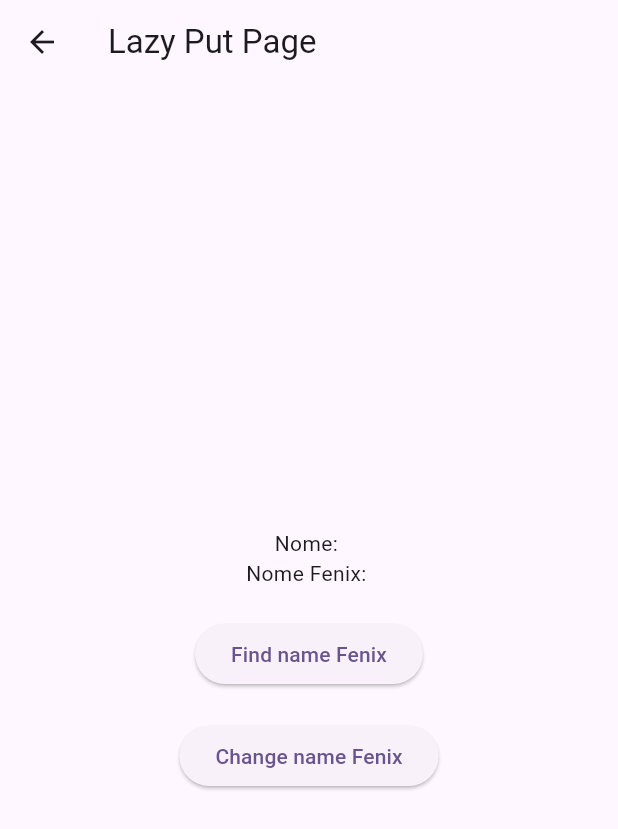
After one commit to gilvancosta/getX-dependency_injection, a Flutter app: the MethodsPage screen opened by its route, after a tap on "Lazy Put Page", on a phone screen of 412 x 824 dp. The commit adds this screen. Shown: the top 829 px of the screen. Run offline on Flutter 3.47's test engine with Material 2 defaults, Android fonts, the phone set to English and light mode, and no system bars; our stand-ins replace get.

Commit message:
Lazy put

```diff
--- a/lib/app/app.dart
+++ b/lib/app/app.dart
@@ -1,6 +1,9 @@
 import 'package:flutter/material.dart';
 import 'package:get/get.dart';
 
+import 'ui/page/404/methods/lazyput/lazy_put_page.dart';
+import 'ui/page/404/methods/methods_page.dart';
+import 'ui/page/404/methods/put/put_page.dart';
 import 'ui/page/404/page_404.dart';
 import 'ui/page/home/home_page.dart';
 import 'ui/page/basico/basico_page.dart';
@@ -20,8 +23,22 @@ class MyApp extends StatelessWidget {
       initialRoute: '/home',
       getPages: [
         GetPage(name: '/home', page: () => const HomePage()),
+        GetPage(name: '/404', page: () => const Page404()),
         GetPage(name: '/basico', page: () => BasicoPage()),
-        GetPage(name: '/404', page: () => const Page404()),
+        GetPage(
+          name: '/methods',
+          page: () => const MethodsPage(),
+          children: [
+            GetPage(
+              name: '/put',
+              page: () => const PutPage(),
+            ),
+            GetPage(
+              name: '/lazyput',
+              page: () => LazyPutPage(),
+            ),
+          ],
+        ),
       ],
       unknownRoute: GetPage(name: '/404', page: () => const Page404()),
     );
--- /dev/null
+++ b/lib/app/ui/page/404/methods/lazyput/controller/lazy_put_controller.dart
@@ -0,0 +1,10 @@
+
+// ignore_for_file: avoid_print
+
+class LazyPutController {
+  String nome = 'LazyPutController';
+
+  LazyPutController() {
+    print('LazyPutController for Incialized');
+  }
+}
--- /dev/null
+++ b/lib/app/ui/page/404/methods/lazyput/controller/lazy_put_fenix_controller.dart
@@ -0,0 +1,9 @@
+// ignore_for_file: avoid_print
+
+class LazyPutFenixController {
+  String nome = 'Felix da Cinzas';
+
+  LazyPutFenixController() {
+    print('LazyPutFenixController');
+  }
+}
--- /dev/null
+++ b/lib/app/ui/page/404/methods/lazyput/lazy_put_page.dart
@@ -0,0 +1,65 @@
+import 'package:dependencias_getx/app/ui/page/404/methods/lazyput/controller/lazy_put_fenix_controller.dart';
+import 'package:flutter/material.dart';
+import 'package:get/get.dart';
+
+import 'controller/lazy_put_controller.dart';
+
+class LazyPutPage extends StatefulWidget {
+  LazyPutPage({super.key}) {
+
+
+    Get.lazyPut(() => LazyPutController());
+/// Mata a instância do controller quando a página é fechada
+/// porém matem ele mantém a factory ativa dentro do Get fazendo com que
+/// tenha a possibilidade de acessa-la de qualquer lugar ra sempre dentro do Get
+    Get.lazyPut(() => LazyPutFenixController(), fenix: true);
+/// Mantém a instância dentro do Get, sendo assim quando você pedir a classe
+/// ele retornar a mesma instãncia anterior
+///
+
+  }
+
+  @override
+  State<LazyPutPage> createState() => _LazyPutPageState();
+}
+
+class _LazyPutPageState extends State<LazyPutPage> {
+  String nome = '';
+  String nomeFenix = '';
+  @override
+  Widget build(BuildContext context) {
+    return Scaffold(
+      appBar: AppBar(
+        title: const Text('Lazy Put Page'),
+      ),
+      body: Center(
+        child: Column(
+          mainAxisAlignment: MainAxisAlignment.center,
+          children: [
+            Text('Nome: $nome'),
+            Text('Nome Fenix: $nomeFenix'),
+            const SizedBox(height: 20),
+            ElevatedButton(
+              onPressed: () {
+                final controller = Get.find<LazyPutFenixController>();
+                nomeFenix = controller.nome;
+                setState(() {});
+              },
+              child: const Text('Find name Fenix'),
+            ),
+            const SizedBox(height: 20),
+            ElevatedButton(
+              onPressed: () {
+                final controller = Get.find<LazyPutFenixController>();
+                controller.nome = 'Gilvan Costa Fenix';
+                //  nome = controller.nome;
+                //  setState(() {});
+              },
+              child: const Text('Change name Fenix'),
+            ),
+          ],
+        ),
+      ),
+    );
+  }
+}
--- /dev/null
+++ b/lib/app/ui/page/404/methods/methods_page.dart
@@ -0,0 +1,33 @@
+import 'package:flutter/material.dart';
+
+class MethodsPage extends StatelessWidget {
+  const MethodsPage({super.key});
+
+  @override
+  Widget build(BuildContext context) {
+    return Scaffold(
+        appBar: AppBar(
+          title: const Text('Methods Page'),
+        ),
+        body: Center(
+          child: Column(
+            mainAxisAlignment: MainAxisAlignment.center,
+            children: [
+              TextButton(
+                onPressed: () {
+                  Navigator.of(context).pushNamed('/methods/put');
+                },
+                child: const Text('Put Page'),
+              ),
+              const SizedBox(height: 20),
+              TextButton(
+                onPressed: () {
+                  Navigator.of(context).pushNamed('/methods/lazyput');
+                },
+                child: const Text('Lazy Put Page'),
+              ),
+            ],
+          ),
+        ));
+  }
+}
--- /dev/null
+++ b/lib/app/ui/page/404/methods/put/put_page.dart
@@ -0,0 +1,59 @@
+import 'package:flutter/material.dart';
+import 'package:get/get.dart';
+
+import 'controller/put_controller.dart';
+import 'controller/put_controller_permanent.dart';
+import 'controller/put_controller_tag.dart';
+
+class PutPage extends StatefulWidget {
+  const PutPage({super.key});
+
+  @override
+  State<PutPage> createState() => _PutPageState();
+}
+
+class _PutPageState extends State<PutPage> {
+  final controller = Get.put(PutController());
+  final controller2 = Get.put(PutControllerPermanent(), permanent: true);
+
+  final controllerTagx = Get.put(PutControllerTag(tag: 'tagx'), tag: 'tagx');
+  final controllerTagy = Get.put(PutControllerTag(tag: 'tagy'), tag: 'tagy');
+  final controllerTagz = Get.put(PutControllerTag(tag: 'tagz'));
+
+  @override
+  Widget build(BuildContext context) {
+    return Scaffold(
+        appBar: AppBar(
+          title: const Text('Put Page'),
+        ),
+        body: Center(
+            child: Column(
+          mainAxisAlignment: MainAxisAlignment.center,
+          children: [
+            Text('Time put1: ${controller.timestamp}'),
+            const SizedBox(height: 20),
+            Text('Time put2: ${controller2.timestamp}'),
+            const SizedBox(height: 20),
+            const WidgetInterno(),
+          ],
+        )));
+  }
+}
+
+class WidgetInterno extends StatelessWidget {
+  const WidgetInterno({super.key});
+
+  @override
+  Widget build(BuildContext context) {
+    return Column(
+      children: [
+        Text('tag: ${Get.find<PutControllerTag>(tag: 'tagx').tag}'),
+        const SizedBox(height: 20),
+        Text('tag: ${Get.find<PutControllerTag>(tag: 'tagy').tag}'),
+        const SizedBox(height: 20),
+        Text('tag: ${Get.find<PutControllerTag>().tag}'),
+        const SizedBox(height: 20),
+      ],
+    );
+  }
+}
--- a/lib/app/ui/page/home/home_page.dart
+++ b/lib/app/ui/page/home/home_page.dart
@@ -20,6 +20,11 @@ class HomePage extends StatelessWidget {
               },
               child: const Text('Button 1'),
             ),
+            ElevatedButton(
+                onPressed: () {
+                  Navigator.of(context).pushNamed('/methods');
+                },
+                child: const Text('Methods Page')),
           ],
         )));
   }
```
Also changed, not shown: lib/app/ui/page/404/methods/put/controller/put_controller.dart (added, +7 -0 lines), lib/app/ui/page/404/methods/put/controller/put_controller_permanent.dart (added, +7 -0 lines), lib/app/ui/page/404/methods/put/controller/put_controller_tag.dart (added, +7 -0 lines).
